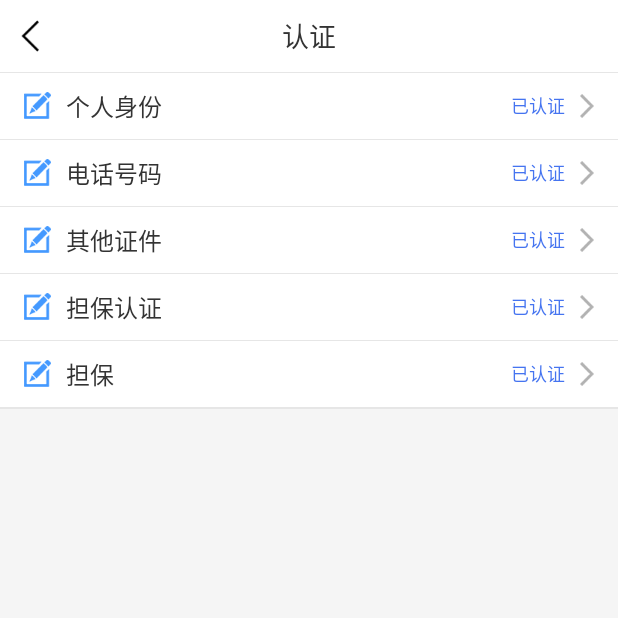
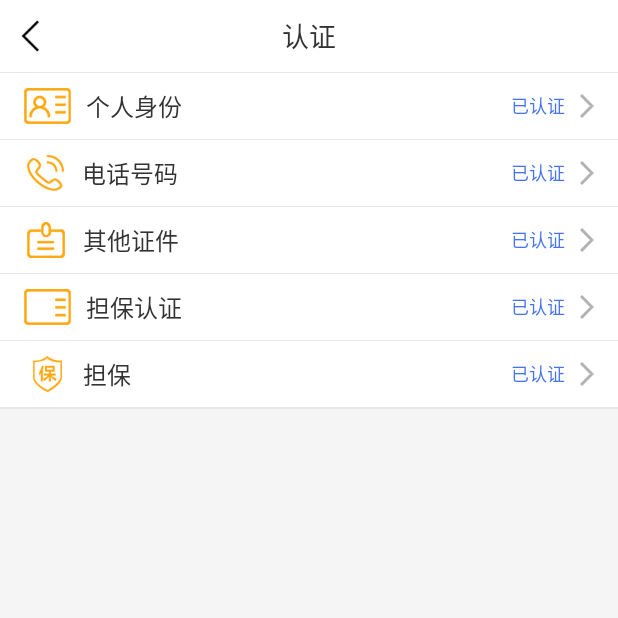
Before and after one commit to GoddessSun/tour, an Android app: the RealActivity screen opened directly, with no data from a screen before it, on a phone screen of 412 x 824 dp, the top half of it. Run offline under Robolectric (Android 15) with nearby library versions, the phone set to English and light mode, and no system bars; our stand-ins replace ButterKnife; libraries missing offline, so code that uses them is left out: com.alibaba.android.

Commit message:
修改图片

```diff
--- a/app/src/main/res/layout/activity_real.xml
+++ b/app/src/main/res/layout/activity_real.xml
@@ -22,7 +22,7 @@
         <ImageView
             android:layout_width="wrap_content"
             android:layout_height="wrap_content"
-            android:src="@drawable/ic_store_edit"
+            android:src="@drawable/ic_real_persional"
             android:layout_marginRight="10dp"/>
 
         <TextView
@@ -69,8 +69,9 @@
         <ImageView
             android:layout_width="wrap_content"
             android:layout_height="wrap_content"
-            android:src="@drawable/ic_store_edit"
-            android:layout_marginRight="10dp"/>
+            android:src="@drawable/ic_store_phone"
+            android:layout_marginRight="12dp"
+            android:layout_marginLeft="2dp"/>
 
         <TextView
             android:layout_width="0dp"
@@ -116,8 +117,9 @@
         <ImageView
             android:layout_width="wrap_content"
             android:layout_height="wrap_content"
-            android:src="@drawable/ic_store_edit"
-            android:layout_marginRight="10dp"/>
+            android:src="@drawable/ic_store_other"
+            android:layout_marginRight="12dp"
+            android:layout_marginLeft="2dp"/>
 
         <TextView
             android:layout_width="0dp"
@@ -163,7 +165,7 @@
         <ImageView
             android:layout_width="wrap_content"
             android:layout_height="wrap_content"
-            android:src="@drawable/ic_store_edit"
+            android:src="@drawable/ic_real_promiss"
             android:layout_marginRight="10dp"/>
 
         <TextView
@@ -210,8 +212,9 @@
         <ImageView
             android:layout_width="wrap_content"
             android:layout_height="wrap_content"
-            android:src="@drawable/ic_store_edit"
-            android:layout_marginRight="10dp"/>
+            android:src="@drawable/ic_real_promiss_real"
+            android:layout_marginRight="14dp"
+            android:layout_marginLeft="6dp"/>
 
         <TextView
             android:layout_width="0dp"
```
Also changed, not shown: app/src/main/res/layout/activity_persion_center.xml (+11 -1 lines), app/src/main/res/drawable-xhdpi/ic_persion_center_id_card.png (added), app/src/main/res/drawable-xhdpi/ic_persion_center_orig_card.png (added), app/src/main/res/drawable-xhdpi/ic_persion_center_other.png (added), app/src/main/res/drawable-xhdpi/ic_persion_center_phone.png (added), app/src/main/res/drawable-xhdpi/ic_persion_center_promiss.png (added), app/src/main/res/drawable-xhdpi/ic_real_persional.png (added), app/src/main/res/drawable-xhdpi/ic_real_promiss.png (added), app/src/main/res/drawable-xhdpi/ic_real_promiss_real.png (added), app/src/main/res/drawable-xhdpi/ic_store_other.png (added), app/src/main/res/drawable-xhdpi/ic_store_phone.png (added).
